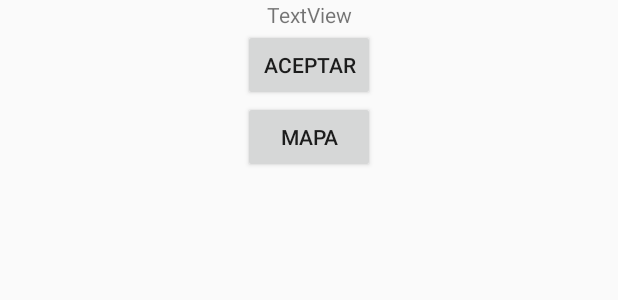
After one commit to kevinrRamirez/Login, an Android app: the layout activity_seguimiento.xml on its own in the app's theme, with its tools: preview values and no code run, on a phone screen of 412 x 824 dp. The commit adds this screen. Shown: the top 300 px of the screen. Run offline under Robolectric (Android 15) with nearby library versions, the phone set to English and light mode, and no system bars.

Commit message:
Listo para implementar mapa

```diff
--- a/app/src/main/AndroidManifest.xml
+++ b/app/src/main/AndroidManifest.xml
@@ -1,7 +1,6 @@
 <?xml version="1.0" encoding="utf-8"?>
 <manifest xmlns:android="http://schemas.android.com/apk/res/android"
     package="com.example.login">
-
     <!--
          The ACCESS_COARSE/FINE_LOCATION permissions are not required to use
          Google Maps Android API v2, but you must specify either coarse or fine
@@ -21,7 +20,7 @@
         android:supportsRtl="true"
         android:theme="@style/AppTheme.NoActionBar"
         android:usesCleartextTraffic="true">
-
+        <activity android:name=".SeguimientoActivity"></activity>
         <!--
              The API key for Google Maps-based APIs is defined as a string resource.
              (See the file "res/values/google_maps_api.xml").
--- /dev/null
+++ b/app/src/main/res/layout/activity_seguimiento.xml
@@ -0,0 +1,51 @@
+<?xml version="1.0" encoding="utf-8"?>
+<androidx.constraintlayout.widget.ConstraintLayout xmlns:android="http://schemas.android.com/apk/res/android"
+    xmlns:app="http://schemas.android.com/apk/res-auto"
+    xmlns:tools="http://schemas.android.com/tools"
+    android:layout_width="match_parent"
+    android:layout_height="match_parent"
+    tools:context=".SeguimientoActivity">
+
+    <ScrollView
+        android:layout_width="match_parent"
+        android:layout_height="match_parent"
+        app:layout_constraintBottom_toBottomOf="parent"
+        app:layout_constraintEnd_toEndOf="parent"
+        app:layout_constraintStart_toStartOf="parent"
+        app:layout_constraintTop_toTopOf="parent">
+
+        <androidx.constraintlayout.widget.ConstraintLayout
+            android:layout_width="match_parent"
+            android:layout_height="wrap_content">
+
+            <TextView
+                android:id="@+id/textView"
+                android:layout_width="wrap_content"
+                android:layout_height="wrap_content"
+                android:text="TextView"
+                app:layout_constraintEnd_toEndOf="parent"
+                app:layout_constraintStart_toStartOf="parent"
+                app:layout_constraintTop_toTopOf="parent" />
+
+            <Button
+                android:id="@+id/btnAceptar"
+                android:layout_width="wrap_content"
+                android:layout_height="wrap_content"
+                android:onClick="ctrlBtnAceptar"
+                android:text="@string/Aceptar"
+                app:layout_constraintEnd_toEndOf="parent"
+                app:layout_constraintStart_toStartOf="parent"
+                app:layout_constraintTop_toBottomOf="@+id/textView" />
+
+            <Button
+                android:id="@+id/btnVerMapa"
+                android:layout_width="wrap_content"
+                android:layout_height="wrap_content"
+                android:onClick="ctrlBtnVerMapa"
+                android:text="@string/Mapa"
+                app:layout_constraintEnd_toEndOf="parent"
+                app:layout_constraintStart_toStartOf="parent"
+                app:layout_constraintTop_toBottomOf="@+id/btnAceptar" />
+        </androidx.constraintlayout.widget.ConstraintLayout>
+    </ScrollView>
+</androidx.constraintlayout.widget.ConstraintLayout>
--- a/app/src/main/res/values/strings.xml
+++ b/app/src/main/res/values/strings.xml
@@ -91,6 +91,9 @@
     <string name="Restablecer_contraseña">Restablecer contraseña</string>
     <string name="title_activity_prueba_mapa">Map</string>
     <string name="Seguimiento">Seguimiento</string>
+    <string name="Aceptar">Aceptar</string>
+    <string name="Detalles">Detalles</string>
+    <string name="Mapa">Mapa</string>
 
 
 </resources>
```
Also changed, not shown: app/src/main/java/com/example/login/NavigationPaseando.java (+25 -14 lines), app/src/main/java/com/example/login/SeguimientoActivity.java (added, +50 -0 lines).
